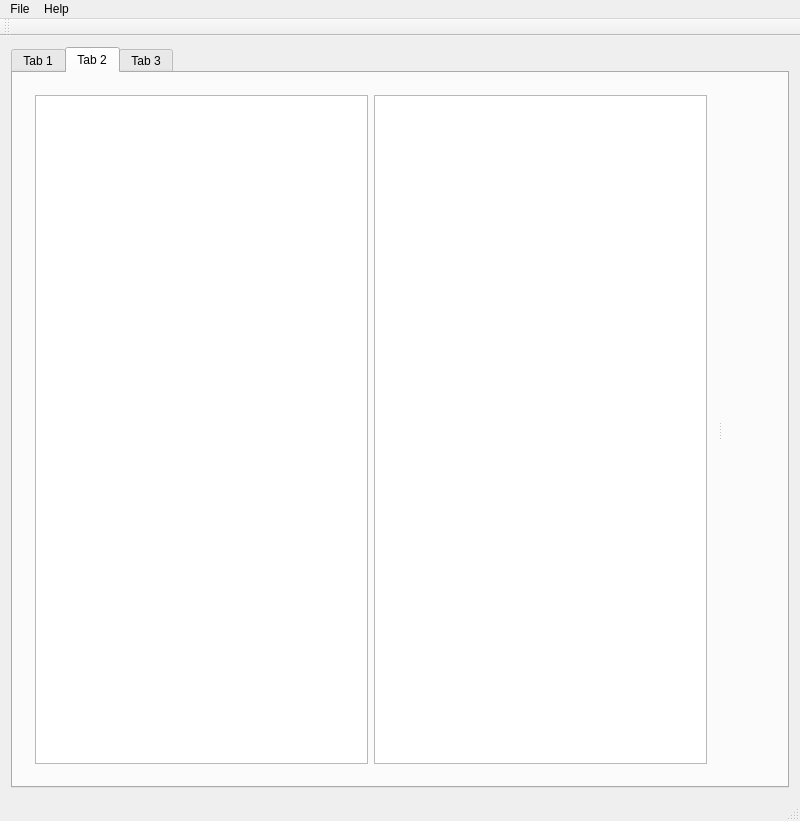
Above: source/ui/mainwindow.ui from ppalus/graphics-classifier before the change. Below: the same form after it.
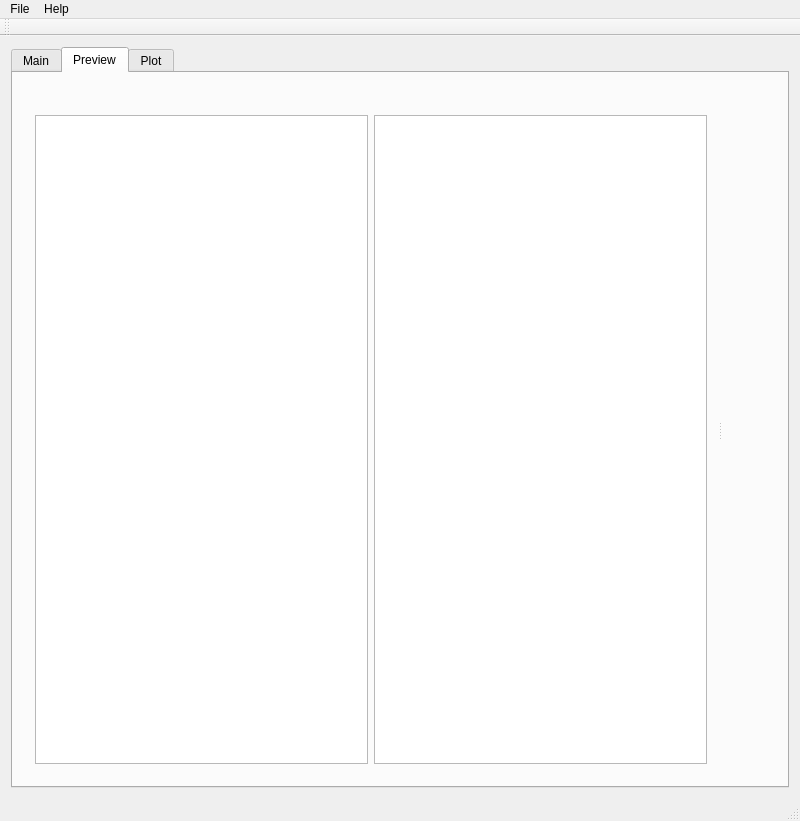
That is the form after the change. The open tabs and pages were chosen to show the change. Icons and pictures are not drawn. Custom widgets are drawn as their Qt base class.

Commit message: plot, info labels

Diff of the .ui file:
```diff
--- a/source/ui/mainwindow.ui
+++ b/source/ui/mainwindow.ui
@@ -46,7 +46,7 @@
         <enum>Qt::LeftToRight</enum>
        </property>
        <attribute name="title">
-        <string>Tab 1</string>
+        <string>Main</string>
        </attribute>
        <layout class="QGridLayout" name="gridLayout_2">
         <item row="0" column="0">
@@ -378,7 +378,7 @@
       </widget>
       <widget class="QWidget" name="tab2">
        <attribute name="title">
-        <string>Tab 2</string>
+        <string>Preview</string>
        </attribute>
        <layout class="QGridLayout" name="tab2Layout">
         <item row="0" column="0">
@@ -397,7 +397,7 @@
           </property>
           <widget class="QWidget" name="gridLayoutWidget_2">
            <layout class="QGridLayout" name="tab2ListLayout">
-            <item row="0" column="0">
+            <item row="1" column="0">
              <widget class="QListWidget" name="inputList2">
               <property name="dragDropMode">
                <enum>QAbstractItemView::DragDrop</enum>
@@ -416,7 +416,7 @@
               </property>
              </widget>
             </item>
-            <item row="0" column="1">
+            <item row="1" column="1">
              <widget class="QListWidget" name="outputList6">
               <property name="dragDropMode">
                <enum>QAbstractItemView::DragDrop</enum>
@@ -438,6 +438,32 @@
               </property>
              </widget>
             </item>
+            <item row="0" column="0">
+             <widget class="QLabel" name="inputList2Label">
+              <property name="text">
+               <string/>
+              </property>
+              <property name="scaledContents">
+               <bool>false</bool>
+              </property>
+              <property name="wordWrap">
+               <bool>true</bool>
+              </property>
+             </widget>
+            </item>
+            <item row="0" column="1">
+             <widget class="QLabel" name="outputList6Label">
+              <property name="text">
+               <string/>
+              </property>
+              <property name="scaledContents">
+               <bool>false</bool>
+              </property>
+              <property name="wordWrap">
+               <bool>true</bool>
+              </property>
+             </widget>
+            </item>
            </layout>
           </widget>
           <widget class="QWidget" name="gridLayoutWidget_3">
@@ -485,7 +511,7 @@
       </widget>
       <widget class="QWidget" name="tab3">
        <attribute name="title">
-        <string>Tab 3</string>
+        <string>Plot</string>
        </attribute>
        <layout class="QGridLayout" name="tab3Layout" rowstretch="3,0" columnstretch="0,0,0,0">
         <item row="1" column="1">
```
Left out of the diff: 65 changed lines with no effect on the pictures. The commit also changes 5 other files.
